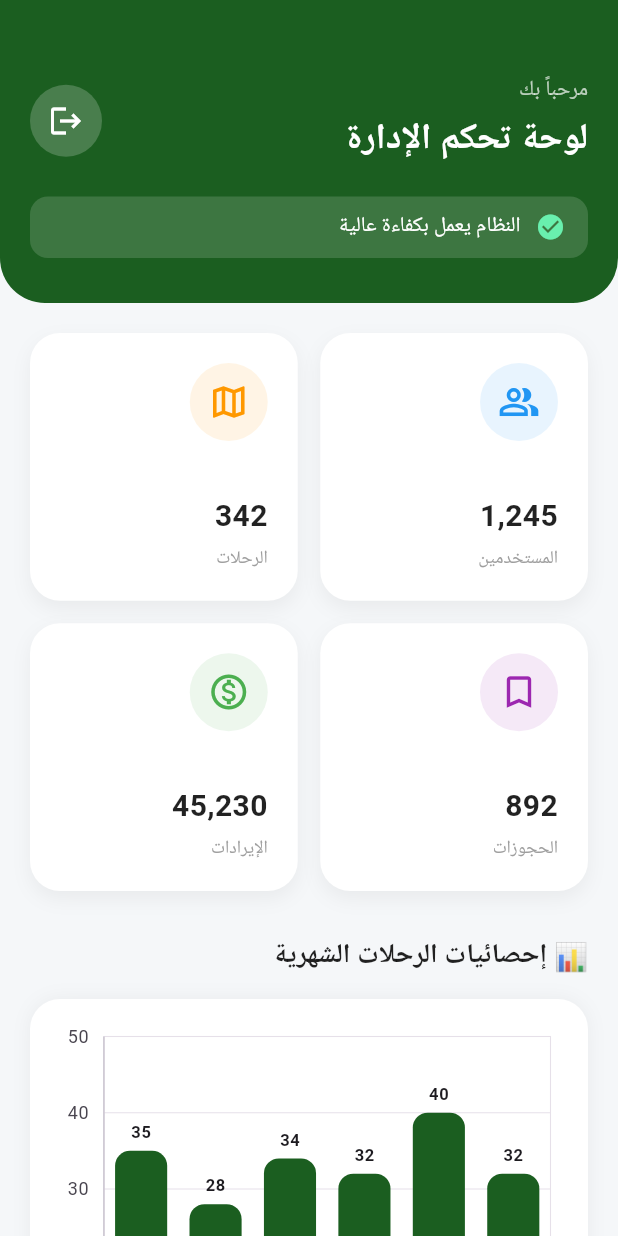
After one commit to Yeheafandi/travel, a Flutter app: the AdminDashboard screen opened directly, on a phone screen of 412 x 824 dp. The commit adds this screen. Run offline on Flutter 3.47's test engine with Material 3 defaults, Android fonts, the phone set to English and light mode, and no system bars; our stand-ins replace cloud_firestore, firebase_auth, firebase_core, get, shared_preferences, syncfusion_flutter_charts; accounts and stored records are empty; Roboto replaces fonts that are missing (Cairo).

Commit message:
add admin dash

```diff
--- a/bot_server/bin/server.dart
+++ b/bot_server/bin/server.dart
@@ -1,12 +1,11 @@
 import 'dart:convert';
 import 'dart:io';
 
+import 'package:bot_server/bot/bot_controller.dart';
+import 'package:bot_server/services/telegram_api_service.dart';
 import 'package:shelf/shelf.dart';
 import 'package:shelf/shelf_io.dart';
 import 'package:shelf_router/shelf_router.dart';
-
-import '../lib/bot/bot_controller.dart';
-import '../lib/services/telegram_api_service.dart';
 
 void main() async {
   final telegramApiService = TelegramApiService();
--- /dev/null
+++ b/syriatravel/lib/view/dashboard/admin_dashboard.dart
@@ -0,0 +1,474 @@
+import 'package:firebase_auth/firebase_auth.dart';
+import 'package:flutter/material.dart';
+import 'package:get/get.dart';
+import 'package:syncfusion_flutter_charts/charts.dart';
+
+class AdminDashboard extends StatefulWidget {
+  const AdminDashboard({super.key});
+
+  @override
+  State<AdminDashboard> createState() => _AdminDashboardState();
+}
+
+class _AdminDashboardState extends State<AdminDashboard> {
+  late TooltipBehavior _tooltipBehavior;
+  final Color primaryGreen = const Color(0xFF1B5E20);
+  final Color backgroundColor = const Color(0xFFF5F7F9);
+
+  @override
+  void initState() {
+    super.initState();
+    _tooltipBehavior = TooltipBehavior(enable: true);
+  }
+
+  @override
+  Widget build(BuildContext context) {
+    return Scaffold(
+      backgroundColor: backgroundColor,
+      body: SingleChildScrollView(
+        child: Column(
+          children: [
+            _buildHeader(),
+            Padding(
+              padding: const EdgeInsets.all(20),
+              child: Column(
+                crossAxisAlignment: CrossAxisAlignment.start,
+                children: [
+                  _buildStatsGrid(),
+                  const SizedBox(height: 30),
+                  _buildSectionTitle("📊 إحصائيات الرحلات الشهرية"),
+                  _buildTripsChart(),
+                  const SizedBox(height: 30),
+                  _buildSectionTitle("👥 توزيع المستخدمين"),
+                  _buildUsersChart(),
+                  const SizedBox(height: 30),
+                  _buildSectionTitle("🏙️ أعلى المدن المطلوبة"),
+                  _buildCitiesChart(),
+                  const SizedBox(height: 30),
+                  _buildSectionTitle("⚡ الإجراءات السريعة"),
+                  _buildActionsSection(),
+                  const SizedBox(height: 30),
+                ],
+              ),
+            ),
+          ],
+        ),
+      ),
+    );
+  }
+
+  Widget _buildHeader() {
+    return Container(
+      width: double.infinity,
+      padding: const EdgeInsets.only(top: 50, left: 20, right: 20, bottom: 30),
+      decoration: BoxDecoration(
+        color: primaryGreen,
+        borderRadius: const BorderRadius.only(
+          bottomLeft: Radius.circular(30),
+          bottomRight: Radius.circular(30),
+        ),
+      ),
+      child: Column(
+        crossAxisAlignment: CrossAxisAlignment.start,
+        children: [
+          Row(
+            mainAxisAlignment: MainAxisAlignment.spaceBetween,
+            children: [
+              Column(
+                crossAxisAlignment: CrossAxisAlignment.start,
+                children: [
+                  const Text(
+                    "مرحباً بك",
+                    style: TextStyle(color: Colors.white70, fontSize: 14),
+                  ),
+                  const SizedBox(height: 5),
+                  const Text(
+                    "لوحة تحكم الإدارة",
+                    style: TextStyle(
+                      color: Colors.white,
+                      fontSize: 24,
+                      fontWeight: FontWeight.bold,
+                    ),
+                  ),
+                ],
+              ),
+              GestureDetector(
+                onTap: () => _showLogoutConfirmation(),
+                child: Container(
+                  padding: const EdgeInsets.all(12),
+                  decoration: BoxDecoration(
+                    color: Colors.white.withOpacity(0.2),
+                    shape: BoxShape.circle,
+                  ),
+                  child: const Icon(Icons.logout, color: Colors.white),
+                ),
+              ),
+            ],
+          ),
+          const SizedBox(height: 20),
+          Container(
+            padding: const EdgeInsets.symmetric(horizontal: 15, vertical: 10),
+            decoration: BoxDecoration(
+              color: Colors.white.withOpacity(0.15),
+              borderRadius: BorderRadius.circular(12),
+            ),
+            child: Row(
+              children: [
+                const Icon(
+                  Icons.check_circle,
+                  color: Colors.greenAccent,
+                  size: 20,
+                ),
+                const SizedBox(width: 10),
+                const Text(
+                  "النظام يعمل بكفاءة عالية",
+                  style: TextStyle(color: Colors.white, fontSize: 14),
+                ),
+              ],
+            ),
+          ),
+        ],
+      ),
+    );
+  }
+
+  Widget _buildStatsGrid() {
+    return GridView.count(
+      crossAxisCount: 2,
+      shrinkWrap: true,
+      physics: const NeverScrollableScrollPhysics(),
+      crossAxisSpacing: 15,
+      mainAxisSpacing: 15,
+      children: [
+        _buildStatCard(
+          "المستخدمين",
+          "1,245",
+          Icons.people_alt_outlined,
+          Colors.blue,
+        ),
+        _buildStatCard("الرحلات", "342", Icons.map_outlined, Colors.orange),
+        _buildStatCard("الحجوزات", "892", Icons.bookmark_border, Colors.purple),
+        _buildStatCard(
+          "الإيرادات",
+          "45,230",
+          Icons.monetization_on_outlined,
+          Colors.green,
+        ),
+      ],
+    );
+  }
+
+  Widget _buildStatCard(
+    String title,
+    String value,
+    IconData icon,
+    Color color,
+  ) {
+    return Container(
+      padding: const EdgeInsets.all(20),
+      decoration: BoxDecoration(
+        color: Colors.white,
+        borderRadius: BorderRadius.circular(20),
+        boxShadow: [
+          BoxShadow(
+            color: Colors.black.withOpacity(0.05),
+            blurRadius: 10,
+            offset: const Offset(0, 5),
+          ),
+        ],
+      ),
+      child: Column(
+        mainAxisAlignment: MainAxisAlignment.spaceBetween,
+        crossAxisAlignment: CrossAxisAlignment.start,
+        children: [
+          Container(
+            padding: const EdgeInsets.all(12),
+            decoration: BoxDecoration(
+              color: color.withOpacity(0.1),
+              shape: BoxShape.circle,
+            ),
+            child: Icon(icon, color: color, size: 28),
+          ),
+          Column(
+            crossAxisAlignment: CrossAxisAlignment.start,
+            children: [
+              Text(
+                value,
+                style: const TextStyle(
+                  fontSize: 20,
+                  fontWeight: FontWeight.bold,
+                  color: Colors.black87,
+                ),
+              ),
+              const SizedBox(height: 5),
+              Text(
+                title,
+                style: const TextStyle(fontSize: 12, color: Colors.grey),
+              ),
+            ],
+          ),
+        ],
+      ),
+    );
+  }
+
+  Widget _buildSectionTitle(String title) {
+    return Padding(
+      padding: const EdgeInsets.only(bottom: 15),
+      child: Text(
+        title,
+        style: const TextStyle(
+          fontSize: 18,
+          fontWeight: FontWeight.bold,
+          color: Colors.black87,
+        ),
+      ),
+    );
+  }
+
+  Widget _buildTripsChart() {
+    final List<ChartData> chartData = [
+      ChartData('يناير', 35),
+      ChartData('فبراير', 28),
+      ChartData('مارس', 34),
+      ChartData('أبريل', 32),
+      ChartData('مايو', 40),
+      ChartData('يونيو', 32),
+    ];
+
+    return Container(
+      padding: const EdgeInsets.all(15),
+      decoration: BoxDecoration(
+        color: Colors.white,
+        borderRadius: BorderRadius.circular(20),
+        boxShadow: [
+          BoxShadow(color: Colors.black.withOpacity(0.05), blurRadius: 10),
+        ],
+      ),
+      child: SfCartesianChart(
+        primaryXAxis: CategoryAxis(
+          labelStyle: const TextStyle(fontSize: 12),
+          majorGridLines: const MajorGridLines(width: 0),
+        ),
+        primaryYAxis: NumericAxis(
+          labelStyle: const TextStyle(fontSize: 12),
+          majorTickLines: const MajorTickLines(width: 0),
+        ),
+        tooltipBehavior: _tooltipBehavior,
+        series: <CartesianSeries>[
+          ColumnSeries<ChartData, String>(
+            dataSource: chartData,
+            xValueMapper: (ChartData data, _) => data.x,
+            yValueMapper: (ChartData data, _) => data.y,
+            color: primaryGreen,
+            borderRadius: const BorderRadius.only(
+              topLeft: Radius.circular(10),
+              topRight: Radius.circular(10),
+            ),
+            dataLabelSettings: const DataLabelSettings(
+              isVisible: true,
+              textStyle: TextStyle(fontSize: 11, fontWeight: FontWeight.bold),
+            ),
+          ),
+        ],
+      ),
+    );
+  }
+
+  Widget _buildUsersChart() {
+    final List<UserTypeData> userTypeData = [
+      UserTypeData('ركاب', 67, primaryGreen),
+      UserTypeData('سائقين', 33, const Color(0xFF4CAF50)),
+    ];
+
+    return Container(
+      padding: const EdgeInsets.all(15),
+      decoration: BoxDecoration(
+        color: Colors.white,
+        borderRadius: BorderRadius.circular(20),
+        boxShadow: [
+          BoxShadow(color: Colors.black.withOpacity(0.05), blurRadius: 10),
+        ],
+      ),
+      child: SfCircularChart(
+        tooltipBehavior: _tooltipBehavior,
+        series: <CircularSeries>[
+          DoughnutSeries<UserTypeData, String>(
+            dataSource: userTypeData,
+            xValueMapper: (UserTypeData data, _) => data.x,
+            yValueMapper: (UserTypeData data, _) => data.y,
+            pointColorMapper: (UserTypeData data, _) => data.color,
+            innerRadius: '70%',
+            dataLabelSettings: const DataLabelSettings(
+              isVisible: true,
+              labelPosition: ChartDataLabelPosition.outside,
+              textStyle: TextStyle(fontSize: 12, fontWeight: FontWeight.bold),
+            ),
+          ),
+        ],
+      ),
+    );
+  }
+
+  Widget _buildCitiesChart() {
+    final List<CityData> cityData = [
+      CityData('دمشق', 450),
+      CityData('حلب', 380),
+      CityData('حمص', 290),
+      CityData('اللاذقية', 210),
+      CityData('درعا', 160),
+    ];
+
+    return Container(
+      padding: const EdgeInsets.all(15),
+      decoration: BoxDecoration(
+        color: Colors.white,
+        borderRadius: BorderRadius.circular(20),
+        boxShadow: [
+          BoxShadow(color: Colors.black.withOpacity(0.05), blurRadius: 10),
+        ],
+      ),
+      child: SfCartesianChart(
+        primaryXAxis: CategoryAxis(
+          labelStyle: const TextStyle(fontSize: 12),
+          majorGridLines: const MajorGridLines(width: 0),
+        ),
+        primaryYAxis: NumericAxis(
+          labelStyle: const TextStyle(fontSize: 12),
+          majorTickLines: const MajorTickLines(width: 0),
+        ),
+        tooltipBehavior: _tooltipBehavior,
+        series: <CartesianSeries>[
+          BarSeries<CityData, String>(
+            dataSource: cityData,
+            xValueMapper: (CityData data, _) => data.city,
+            yValueMapper: (CityData data, _) => data.bookings,
+            color: primaryGreen,
+            borderRadius: const BorderRadius.only(
+              topRight: Radius.circular(10),
+              bottomRight: Radius.circular(10),
+            ),
+            dataLabelSettings: const DataLabelSettings(
+              isVisible: true,
+              textStyle: TextStyle(fontSize: 11, fontWeight: FontWeight.bold),
+            ),
+          ),
+        ],
+      ),
+    );
+  }
+
+  Widget _buildActionsSection() {
+    return GridView.count(
+      crossAxisCount: 2,
+      shrinkWrap: true,
+      physics: const NeverScrollableScrollPhysics(),
+      crossAxisSpacing: 15,
+      mainAxisSpacing: 15,
+      children: [
+        _buildActionButton(
+          "إدارة المستخدمين",
+          Icons.people_alt_outlined,
+          Colors.blue,
+          () {},
+        ),
+        _buildActionButton(
+          "إدارة الرحلات",
+          Icons.map_outlined,
+          Colors.orange,
+          () {},
+        ),
+        _buildActionButton(
+          "التقارير",
+          Icons.bar_chart_outlined,
+          Colors.purple,
+          () {},
+        ),
+        _buildActionButton(
+          "الدعم الفني",
+          Icons.support_agent_outlined,
+          Colors.teal,
+          () {},
+        ),
+      ],
+    );
+  }
+
+  Widget _buildActionButton(
+    String title,
+    IconData icon,
+    Color color,
+    VoidCallback onTap,
+  ) {
+    return GestureDetector(
+      onTap: onTap,
+      child: Container(
+        decoration: BoxDecoration(
+          color: Colors.white,
+          borderRadius: BorderRadius.circular(20),
+          boxShadow: [
+            BoxShadow(color: Colors.black.withOpacity(0.05), blurRadius: 10),
+          ],
+        ),
+        child: Column(
+          mainAxisAlignment: MainAxisAlignment.center,
+          children: [
+            Container(
+              padding: const EdgeInsets.all(15),
+              decoration: BoxDecoration(
+                color: color.withOpacity(0.1),
+                shape: BoxShape.circle,
+              ),
+              child: Icon(icon, color: color, size: 32),
+            ),
+            const SizedBox(height: 12),
+            Text(
+              title,
+              textAlign: TextAlign.center,
+              style: const TextStyle(
+                fontSize: 13,
+                fontWeight: FontWeight.bold,
+                color: Colors.black87,
+              ),
+            ),
+          ],
+        ),
+      ),
+    );
+  }
+
+  void _showLogoutConfirmation() {
+    Get.defaultDialog(
+      title: "تنبيه",
+      middleText: "هل أنت متأكد أنك تريد تسجيل الخروج؟",
+      textConfirm: "خروج",
+      textCancel: "إلغاء",
+      confirmTextColor: Colors.white,
+      buttonColor: primaryGreen,
+      onConfirm: () {
+        FirebaseAuth.instance.signOut();
+        Get.offAllNamed('/roleSelection');
+      },
+    );
+  }
+}
+
+// نماذج البيانات للرسوم البيانية
+class ChartData {
+  ChartData(this.x, this.y);
+  final String x;
+  final double y;
+}
+
+class UserTypeData {
+  UserTypeData(this.x, this.y, this.color);
+  final String x;
+  final double y;
+  final Color color;
+}
+
+class CityData {
+  CityData(this.city, this.bookings);
+  final String city;
+  final double bookings;
+}
--- a/syriatravel/lib/view/passenger/profile_screen.dart
+++ b/syriatravel/lib/view/passenger/profile_screen.dart
@@ -1,7 +1,8 @@
 import 'package:flutter/material.dart';
 import 'package:get/get.dart';
+import 'package:syriatravel/view/dashboard/admin_dashboard.dart';
+
 import '../../controllers/auth_controller.dart';
-import '../../core/services/storage_service.dart';
 
 class ProfileScreen extends StatelessWidget {
   const ProfileScreen({super.key});
@@ -15,10 +16,7 @@ class ProfileScreen extends StatelessWidget {
     authController.fetchUserData();
 
     return Scaffold(
-      appBar: AppBar(
-        title: const Text("الملف الشخصي"),
-        centerTitle: true,
-      ),
+      appBar: AppBar(title: const Text("الملف الشخصي"), centerTitle: true),
       body: SingleChildScrollView(
         padding: const EdgeInsets.all(20.0),
         child: Column(
@@ -31,29 +29,35 @@ class ProfileScreen extends StatelessWidget {
             ),
             const SizedBox(height: 20),
 
-            Obx(() => _buildInfoCard(
+            Obx(
+              () => _buildInfoCard(
                 icon: Icons.person_outline,
                 label: "الاسم",
                 value: authController.name.value.isNotEmpty
                     ? authController.name.value
                     : "تحميل...",
-                )),
+              ),
+            ),
 
-            Obx(() => _buildInfoCard(
+            Obx(
+              () => _buildInfoCard(
                 icon: Icons.phone_android,
                 label: "رقم الهاتف",
                 value: authController.phone.value.isNotEmpty
                     ? authController.phone.value
                     : "غير محدد",
-                )),
+              ),
+            ),
 
-            Obx(() => _buildInfoCard(
+            Obx(
+              () => _buildInfoCard(
                 icon: Icons.email_outlined,
                 label: "البريد الإلكتروني",
                 value: authController.email.value.isNotEmpty
                     ? authController.email.value
                     : "جاري التحميل...",
-                )),
+              ),
+            ),
 
             const SizedBox(height: 40),
 
@@ -65,7 +69,11 @@ class ProfileScreen extends StatelessWidget {
                 icon: const Icon(Icons.logout, color: Colors.white),
                 label: const Text(
                   "تسجيل الخروج",
-                  style: TextStyle(fontSize: 18, fontWeight: FontWeight.bold, color: Colors.white),
+                  style: TextStyle(
+                    fontSize: 18,
+                    fontWeight: FontWeight.bold,
+                    color: Colors.white,
+                  ),
                 ),
                 style: ElevatedButton.styleFrom(
                   backgroundColor: Colors.redAccent,
@@ -78,17 +86,36 @@ class ProfileScreen extends StatelessWidget {
           ],
         ),
       ),
+      floatingActionButton: FloatingActionButton(
+        onPressed: () {
+          Navigator.push(
+            context,
+            MaterialPageRoute(builder: (context) => AdminDashboard()),
+          );
+        },
+        child: Icon(Icons.dashboard),
+      ),
     );
   }
 
-  Widget _buildInfoCard({required IconData icon, required String label, required String value}) {
+  Widget _buildInfoCard({
+    required IconData icon,
+    required String label,
+    required String value,
+  }) {
     return Card(
       margin: const EdgeInsets.only(bottom: 15),
       shape: RoundedRectangleBorder(borderRadius: BorderRadius.circular(12)),
       child: ListTile(
         leading: Icon(icon, color: Colors.green),
-        title: Text(label, style: const TextStyle(fontSize: 14, color: Colors.grey)),
-        subtitle: Text(value, style: const TextStyle(fontSize: 16, fontWeight: FontWeight.bold)),
+        title: Text(
+          label,
+          style: const TextStyle(fontSize: 14, color: Colors.grey),
+        ),
+        subtitle: Text(
+          value,
+          style: const TextStyle(fontSize: 16, fontWeight: FontWeight.bold),
+        ),
       ),
     );
   }
@@ -99,10 +126,7 @@ class ProfileScreen extends StatelessWidget {
         title: const Text("تنبيه"),
         content: const Text("هل أنت متأكد أنك تريد تسجيل الخروج؟"),
         actions: [
-          TextButton(
-            onPressed: () => Get.back(),
-            child: const Text("إلغاء"),
-          ),
+          TextButton(onPressed: () => Get.back(), child: const Text("إلغاء")),
           TextButton(
             onPressed: () => controller.logout(),
             child: const Text("خروج", style: TextStyle(color: Colors.red)),
--- a/syriatravel/pubspec.yaml
+++ b/syriatravel/pubspec.yaml
@@ -46,6 +46,7 @@ dependencies:
   intl: ^0.19.0
   shared_preferences: ^2.5.5
   flutter_launcher_icons: ^0.13.1
+  syncfusion_flutter_charts: ^33.2.5
 
 
 dev_dependencies:
```
Also changed, not shown: syriatravel/pubspec.lock, 1 other file. Lines whose indentation alone changed are shown as unchanged.
